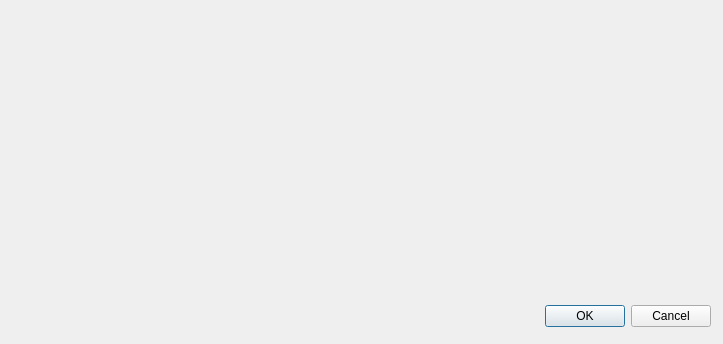
First picture: the form in warCPP/selectnationpowerwindows.ui, repository jcambray/ProjetWarCPP, before the edit.
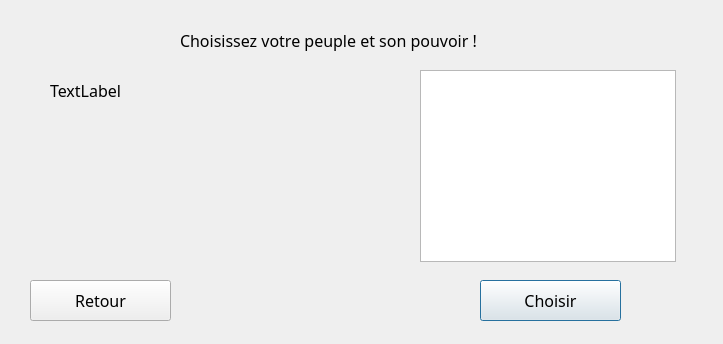
Second picture: the form after the edit.

```diff
--- a/warCPP/selectnationpowerwindows.ui
+++ b/warCPP/selectnationpowerwindows.ui
@@ -13,20 +13,93 @@
   <property name="windowTitle">
    <string>Dialog</string>
   </property>
-  <widget class="QDialogButtonBox" name="buttonBox">
+  <property name="modal">
+   <bool>false</bool>
+  </property>
+  <widget class="QLabel" name="labelJoueur">
    <property name="geometry">
     <rect>
-     <x>370</x>
-     <y>300</y>
-     <width>341</width>
-     <height>32</height>
+     <x>50</x>
+     <y>70</y>
+     <width>111</width>
+     <height>41</height>
     </rect>
    </property>
-   <property name="orientation">
-    <enum>Qt::Horizontal</enum>
+   <property name="font">
+    <font>
+     <family>Lucida Handwriting</family>
+     <pointsize>12</pointsize>
+    </font>
    </property>
-   <property name="standardButtons">
-    <set>QDialogButtonBox::Cancel|QDialogButtonBox::Ok</set>
+   <property name="text">
+    <string>TextLabel</string>
+   </property>
+  </widget>
+  <widget class="QLabel" name="labelJoueur_2">
+   <property name="geometry">
+    <rect>
+     <x>180</x>
+     <y>20</y>
+     <width>361</width>
+     <height>41</height>
+    </rect>
+   </property>
+   <property name="font">
+    <font>
+     <family>Lucida Handwriting</family>
+     <pointsize>12</pointsize>
+    </font>
+   </property>
+   <property name="text">
+    <string>Choisissez votre peuple et son pouvoir !</string>
+   </property>
+  </widget>
+  <widget class="QListView" name="listView">
+   <property name="geometry">
+    <rect>
+     <x>420</x>
+     <y>70</y>
+     <width>256</width>
+     <height>192</height>
+    </rect>
+   </property>
+  </widget>
+  <widget class="QPushButton" name="pushButton">
+   <property name="geometry">
+    <rect>
+     <x>480</x>
+     <y>280</y>
+     <width>141</width>
+     <height>41</height>
+    </rect>
+   </property>
+   <property name="font">
+    <font>
+     <family>Lucida Handwriting</family>
+     <pointsize>12</pointsize>
+    </font>
+   </property>
+   <property name="text">
+    <string>Choisir</string>
+   </property>
+  </widget>
+  <widget class="QPushButton" name="pushButton_2">
+   <property name="geometry">
+    <rect>
+     <x>30</x>
+     <y>280</y>
+     <width>141</width>
+     <height>41</height>
+    </rect>
+   </property>
+   <property name="font">
+    <font>
+     <family>Lucida Handwriting</family>
+     <pointsize>12</pointsize>
+    </font>
+   </property>
+   <property name="text">
+    <string>Retour</string>
    </property>
   </widget>
  </widget>
```
Left out of the diff: 35 changed lines with no effect on the pictures.
